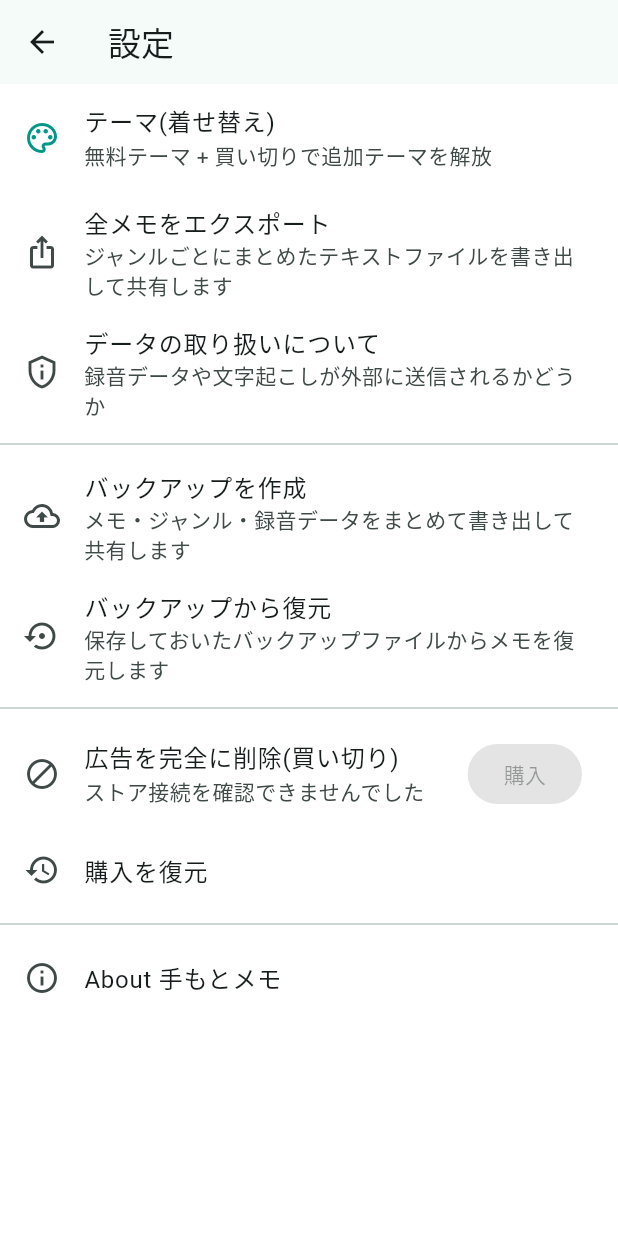
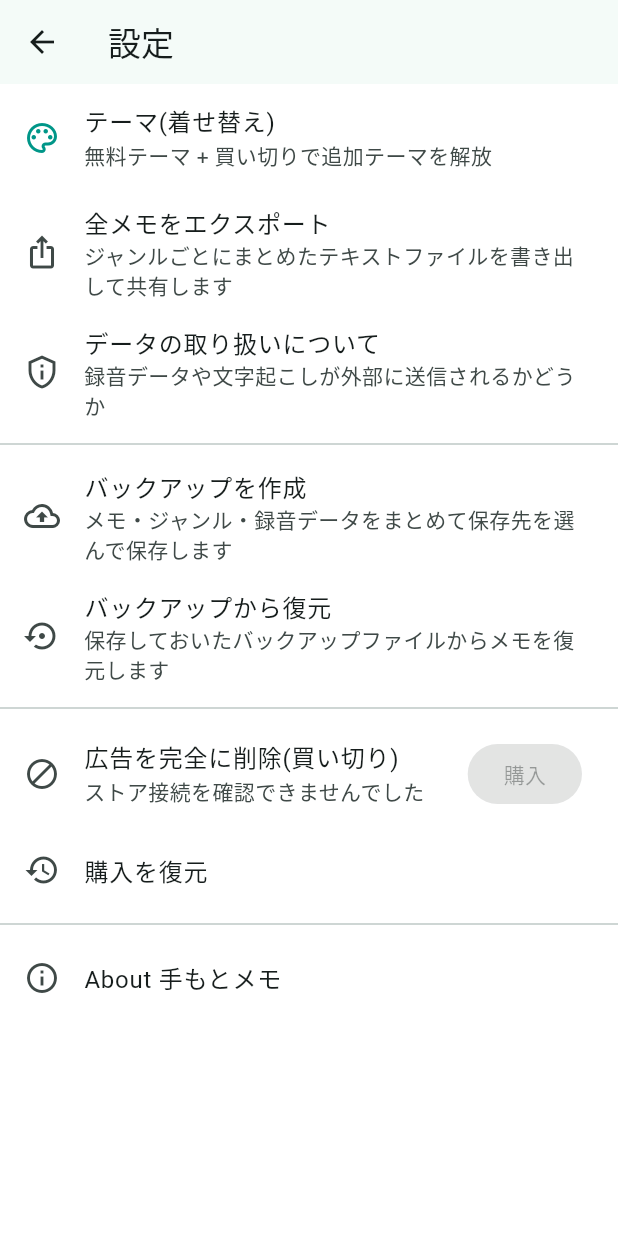
Before and after one commit to aiueodayone/bar, a Flutter app: the SettingsScreen screen opened directly, after a tap on "バックアップを作成", on a phone screen of 412 x 824 dp. Run offline on Flutter 3.47's test engine with Material 3 defaults, Android fonts, the phone set to English and light mode, and no system bars; our stand-ins replace audioplayers, file_picker, google_mobile_ads, in_app_purchase, share_plus, shared_preferences and 1 more; missing offline and left inert: record, vosk_flutter; accounts and stored records are empty.

Commit message:
Save backups via "choose save location" dialog instead of the share sheet
User concern: the share sheet lists LINE and other SNS/messaging apps
alongside real storage destinations, risking an accidental send of
memo contents to another person.

Switched backup export from share_plus to FilePicker.saveFile(), which
on Android opens ACTION_CREATE_DOCUMENT — the system's "choose where
to save" dialog backed by the Storage Access Framework. Only apps that
implement Android's DocumentsProvider interface (Google Drive, local
storage, other cloud storage apps) appear there; messaging/SNS apps
don't implement that interface, so they structurally cannot appear as
a destination. This isn't a filtered/curated list that could miss an
app — it's a different Android API surface than the share sheet.

BackupService.createAndShareBackup() is now createBackupBytes(),
returning the zip bytes + suggested file name instead of writing a
temp file and invoking share_plus directly; the settings screen calls
FilePicker.saveFile() with those bytes.

Verified: flutter analyze (no issues), flutter test (all passing).
Not yet device-tested — needs a check that the save dialog no longer
lists LINE/SNS apps and that the saved .zip still restores correctly.

Co-Authored-By: Claude Sonnet 5 <noreply@anthropic.com>
Claude-Session: https://claude.ai/code/session_01Fscp4pZpAJXbyCuEvh1Kow

```diff
--- a/lib/screens/settings_screen.dart
+++ b/lib/screens/settings_screen.dart
@@ -30,7 +30,23 @@ class SettingsScreen extends StatelessWidget {
   Future<void> _createBackup(BuildContext context) async {
     final messenger = ScaffoldMessenger.of(context);
     try {
-      await BackupService().createAndShareBackup();
+      final (bytes, fileName) = await BackupService().createBackupBytes();
+      // 共有シートではなく「保存先を選ぶ」ダイアログ(SAF の
+      // ACTION_CREATE_DOCUMENT)を使う。ここには Google ドライブや端末の
+      // ストレージなど保存先のみが並び、LINE 等のメッセージ/SNSアプリは
+      // 選択肢に出てこないため、誤って他人に送ってしまう心配がない。
+      final savedUri = await FilePicker.saveFile(
+        dialogTitle: 'バックアップの保存先を選択',
+        fileName: fileName,
+        bytes: bytes,
+        mimeType: 'application/zip',
+        type: FileType.custom,
+        allowedExtensions: ['zip'],
+      );
+      if (!context.mounted) return;
+      if (savedUri != null) {
+        messenger.showSnackBar(const SnackBar(content: Text('バックアップを保存しました')));
+      }
     } catch (_) {
       if (!context.mounted) return;
       messenger.showSnackBar(const SnackBar(content: Text('バックアップの作成に失敗しました')));
@@ -152,7 +168,7 @@ class SettingsScreen extends StatelessWidget {
           ListTile(
             leading: const Icon(Icons.backup_outlined),
             title: const Text('バックアップを作成'),
-            subtitle: const Text('メモ・ジャンル・録音データをまとめて書き出して共有します'),
+            subtitle: const Text('メモ・ジャンル・録音データをまとめて保存先を選んで保存します'),
             onTap: () => _createBackup(context),
           ),
           ListTile(
--- a/lib/services/backup_service.dart
+++ b/lib/services/backup_service.dart
@@ -6,7 +6,6 @@ import 'package:archive/archive_io.dart';
 import 'package:flutter/material.dart' show Color;
 import 'package:path/path.dart' as p;
 import 'package:path_provider/path_provider.dart';
-import 'package:share_plus/share_plus.dart';
 
 import '../data/genre_repository.dart';
 import '../data/memo_repository.dart';
@@ -55,8 +54,16 @@ class BackupService {
   final GenreRepository _genreRepository;
 
   /// 全メモ・ジャンル・録音ファイルをまとめた ZIP バックアップを作成し、
-  /// 共有シート経由で保存できるようにする。
-  Future<void> createAndShareBackup() async {
+  /// そのバイト列とファイル名を返す。
+  ///
+  /// 共有シート(share_plus)は使わない: LINE や SNS などの「送信先」も
+  /// 選択肢に並んでしまい、誤ってメモの中身を他人に送ってしまうリスクが
+  /// ある。呼び出し側では代わりに `FilePicker.saveFile()`
+  /// (Android の ACTION_CREATE_DOCUMENT = 「保存先を選ぶ」ダイアログ)を
+  /// 使うこと。これは Google ドライブや端末のストレージなど保存先のみが
+  /// 並ぶ SAF の仕組みで、LINE 等のメッセージアプリは
+  /// DocumentsProvider を実装していないため選択肢に出てこない。
+  Future<(Uint8List, String)> createBackupBytes() async {
     final genres = await _genreRepository.fetchGenres();
     final memos = await _memoRepository.fetchMemos();
 
@@ -103,15 +110,9 @@ class BackupService {
       throw StateError('バックアップの作成に失敗しました');
     }
 
-    final tmpDir = await getTemporaryDirectory();
     final fileName =
         'temotomemo_backup_${DateTime.now().millisecondsSinceEpoch}.zip';
-    final zipFile = File(p.join(tmpDir.path, fileName));
-    await zipFile.writeAsBytes(zipBytes);
-
-    await SharePlus.instance.share(
-      ShareParams(files: [XFile(zipFile.path)], subject: '手もとメモ バックアップ'),
-    );
+    return (Uint8List.fromList(zipBytes), fileName);
   }
 
   /// バックアップ ZIP ファイル(のバイト列)からメモ・ジャンル・録音データを
```
